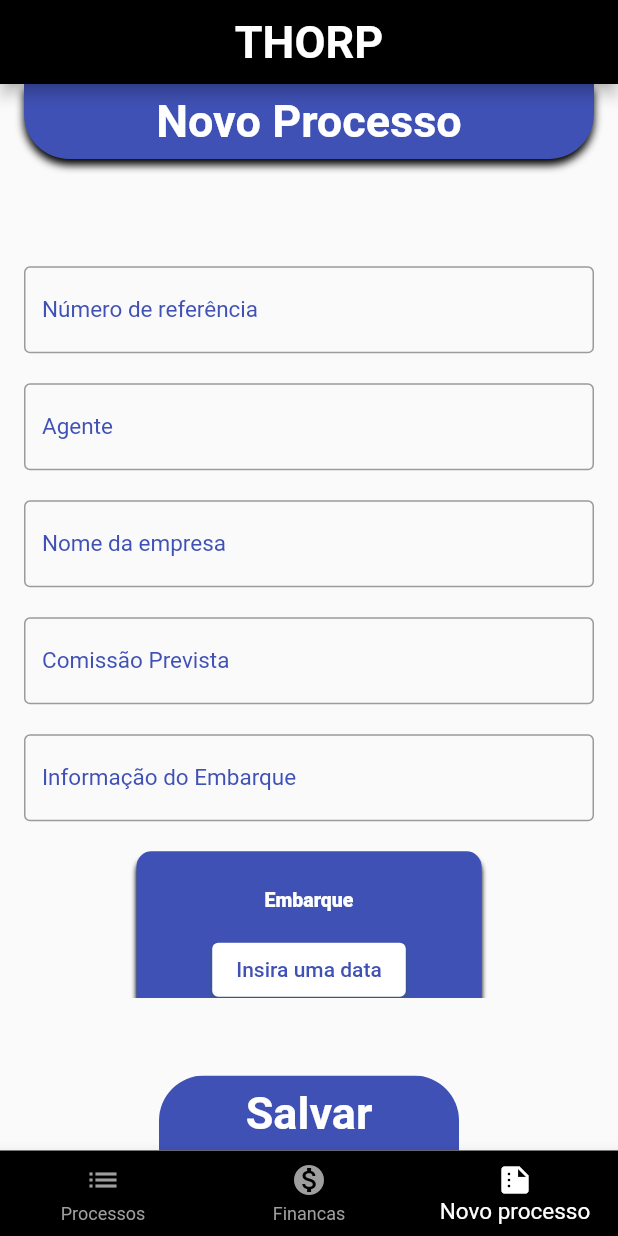
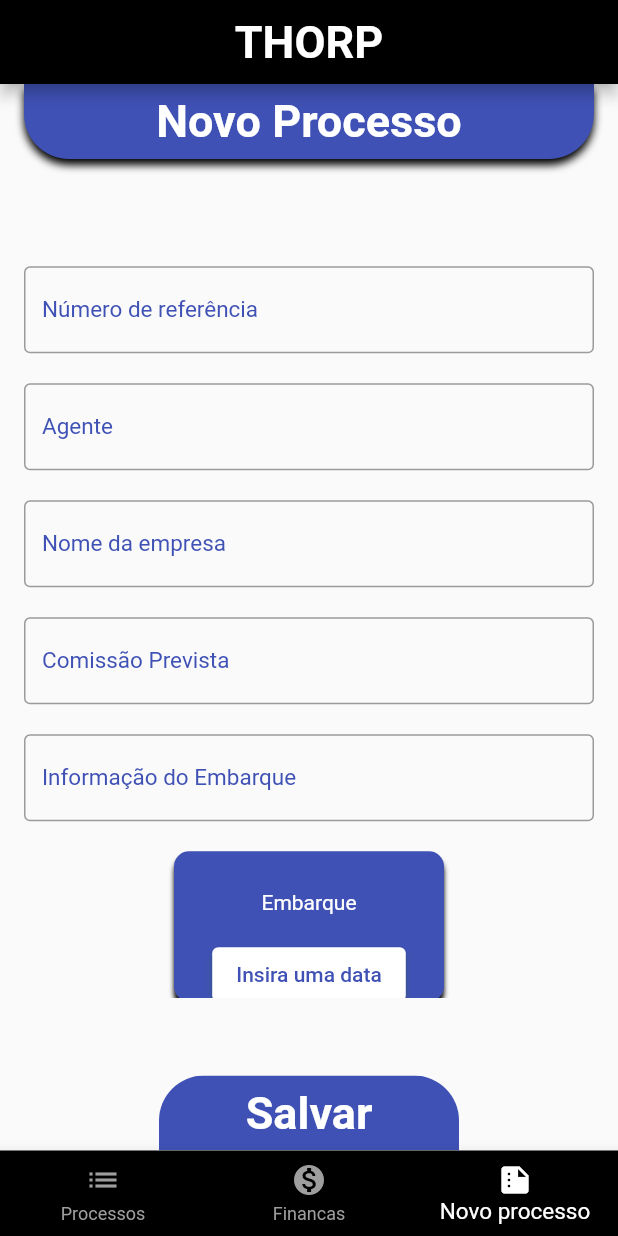
Before and after one commit to Dan-Canuto/Flutter, a Flutter app: the screen it shows after launch, item 3 of the bottom bar chosen, on a phone screen of 412 x 824 dp. Run offline on Flutter 3.47's test engine with Material 2 defaults, Android fonts, the phone set to English and light mode, and no system bars; our stand-ins replace calendar_date_picker2, cloud_firestore, firebase_core, flutter_slidable, shared_preferences; missing offline and left inert: dart:ffi, dart:html; accounts and stored records are empty.

Commit message:
alterações

```diff
--- a/Aplicativos/thorp_gerenciamento/lib/main.dart
+++ b/Aplicativos/thorp_gerenciamento/lib/main.dart
@@ -12,6 +12,7 @@ Future<void> main() async {
   await Firebase.initializeApp(
     options: DefaultFirebaseOptions.currentPlatform,
   );
+  var db = FirebaseFirestore.instance;
   runApp(const MaterialApp(
     home: Home(),
   ));
--- a/Aplicativos/thorp_gerenciamento/lib/models/processos.dart
+++ b/Aplicativos/thorp_gerenciamento/lib/models/processos.dart
@@ -1,21 +1,23 @@
 import 'dart:ffi';
+
+import 'package:cloud_firestore/cloud_firestore.dart';
 
 class Processos {
   final String referencia;
   final String agente;
   final String empresa;
 
-  final DateTime dataEmbarque;
-  final DateTime dataPrevChegada;
-  late DateTime? dataChegada;
-  late DateTime? dataPagamento;
+  final Timestamp dataEmbarque;
+  final Timestamp dataPrevChegada;
+  late Timestamp? dataChegada;
+  late Timestamp? dataPagamento;
 
   bool statusChegada = false;
   late List infoEmbarque;
 
   //Financeiro
-  final Double valorPrevisto;
-  final DateTime dataPrevPagamento;
+  final String valorPrevisto;
+  final Timestamp dataPrevPagamento;
   bool statusPagamento = false;
 
   Processos(this.referencia, this.agente, this.empresa, this.dataEmbarque,
@@ -25,30 +27,30 @@ class Processos {
       : referencia = json['referencia'],
         agente = json['agente'],
         empresa = json['empresa'],
-        dataEmbarque = DateTime.parse(json['dataEmbarque']),
-        dataPrevChegada = DateTime.parse(json['dataPrevChegada']),
+        dataEmbarque = json['dataEmbarque'],
+        dataPrevChegada = json['dataPrevChegada'],
         dataChegada = null,
         dataPagamento = null,
         statusChegada = json['statusChegada'],
         statusPagamento = json['statusPagamento'],
         infoEmbarque = json['infoEmbarque'],
         valorPrevisto = json['valorPrevisto'],
-        dataPrevPagamento = DateTime.parse(json['dataPrevPagamento']);
+        dataPrevPagamento = json['dataPrevPagamento'];
 
   Map<String, dynamic> toJson() {
     return {
       'referencia': referencia,
       'agente': agente,
       'empresa': empresa,
-      'dataEmbarque': dataEmbarque.toIso8601String(),
-      'dataPrevChegada': dataPrevChegada.toIso8601String(),
+      'dataEmbarque': dataEmbarque,
+      'dataPrevChegada': dataPrevChegada,
       'dataChegada': dataChegada,
       'dataPagamento': dataPagamento,
       'statusChegada': statusChegada,
       'statusPagamento': statusPagamento,
       'infoEmbarque': infoEmbarque,
       'valorPrevisto': valorPrevisto,
-      'dataPrevPagamento': dataPrevPagamento.toIso8601String(),
+      'dataPrevPagamento': dataPrevPagamento,
     };
   }
 }
--- a/Aplicativos/thorp_gerenciamento/lib/pages/new_page.dart
+++ b/Aplicativos/thorp_gerenciamento/lib/pages/new_page.dart
@@ -6,6 +6,7 @@ import 'package:flutter/material.dart';
 import 'package:flutter/src/widgets/framework.dart';
 import 'package:flutter/src/widgets/placeholder.dart';
 import 'package:intl/intl.dart';
+import 'package:thorp_gerenciamento/models/processos.dart';
 
 class NewPage extends StatefulWidget {
   const NewPage({super.key});
@@ -245,10 +246,9 @@ class _NewPageState extends State<NewPage> {
                     ),
                   ),
                   Container(
-                    padding: const EdgeInsets.symmetric(vertical: 10),
-                    margin: const EdgeInsets.symmetric(
-                        horizontal: 75, vertical: 20),
-                    height: 120,
+                    margin: const EdgeInsets.fromLTRB(100, 20, 100, 0),
+                    padding: const EdgeInsets.all(10),
+                    height: 100,
                     decoration: const BoxDecoration(
                         color: Colors.indigo,
                         borderRadius: BorderRadius.all(
@@ -260,15 +260,12 @@ class _NewPageState extends State<NewPage> {
                             blurRadius: 2,
                             offset: Offset(0, 4),
                           ),
-                      ],
-                    ),
+                        ]),
                     child: Column(
                       children: [
                         const Text(
                           "\nEmbarque\n",
                           style: TextStyle(
-                            fontWeight: FontWeight.w800,
-                            fontSize: 13,
                             color: Colors.white,
                           ),
                         ),
@@ -312,10 +309,9 @@ class _NewPageState extends State<NewPage> {
                     ),
                   ),
                   Container(
-                    padding: const EdgeInsets.symmetric(vertical: 10),
-                    margin: const EdgeInsets.symmetric(
-                        horizontal: 75, vertical: 20),
-                    height: 120,
+                    margin: const EdgeInsets.fromLTRB(100, 20, 100, 0),
+                    padding: const EdgeInsets.all(10),
+                    height: 100,
                     decoration: const BoxDecoration(
                         color: Colors.indigo,
                         borderRadius: BorderRadius.all(
@@ -327,16 +323,78 @@ class _NewPageState extends State<NewPage> {
                             blurRadius: 2,
                             offset: Offset(0, 4),
                           ),
+                        ]),
+                    child: Column(
+                      children: [
+                        const Text(
+                          "\nPrev. de Chegada\n",
+                          textAlign: TextAlign.center,
+                          style: TextStyle(
+                            color: Colors.white,
+                          ),
+                        ),
+                        ElevatedButton(
+                          style: ElevatedButton.styleFrom(
+                            backgroundColor: Colors.white,
+                            shadowColor: Colors.green,
+                          ),
+                          onPressed: () async {
+                            final value = await showCalendarDatePicker2Dialog(
+                              config:
+                                  CalendarDatePicker2WithActionButtonsConfig(),
+                              value: [
+                                _dtPrevChegada == null
+                                    ? DateTime.now()
+                                    : _dtimePrevChegada!.toDate()
+                              ],
+                              context: context,
+                              dialogSize: const Size(325, 400),
+                            );
+                            if (value != null) {
+                              setState(() {
+                                _dtPrevChegada =
+                                    DateFormat('dd/MM/yyyy').format(value[0]!);
+
+                                _dtimePrevChegada =
+                                    Timestamp.fromDate(value[0]!);
+                              });
+                            }
+                          },
+                          child: Text(
+                            _dtPrevChegada == null
+                                ? "Insira uma data"
+                                : _dtPrevChegada!,
+                            style: const TextStyle(
+                              color: Colors.indigo,
+                            ),
+                            textAlign: TextAlign.center,
+                          ),
+                        ),
                       ],
                     ),
+                  ),
+                  Container(
+                    margin: const EdgeInsets.fromLTRB(100, 20, 100, 20),
+                    padding: const EdgeInsets.all(10),
+                    height: 100,
+                    decoration: const BoxDecoration(
+                        color: Colors.indigo,
+                        borderRadius: BorderRadius.all(
+                          Radius.circular(10),
+                        ),
+                        boxShadow: [
+                          BoxShadow(
+                            color: Colors.black,
+                            blurRadius: 2,
+                            offset: Offset(0, 4),
+                          ),
+                        ]),
                     child: Column(
                       children: [
                         const Text(
                           "\nPrev. de Pagamento\n",
                           textAlign: TextAlign.center,
                           style: TextStyle(
-                            fontSize: 13,
-                            fontWeight: FontWeight.w800,
                             color: Colors.white,
                           ),
                         ),
@@ -380,75 +438,6 @@ class _NewPageState extends State<NewPage> {
                       ],
                     ),
                   ),
-                  Container(
-                    padding: const EdgeInsets.symmetric(vertical: 10),
-                    margin: const EdgeInsets.symmetric(
-                        horizontal: 75, vertical: 20),
-                    height: 120,
-                    decoration: const BoxDecoration(
-                      color: Colors.indigo,
-                      borderRadius: BorderRadius.all(
-                        Radius.circular(10),
-                      ),
-                      boxShadow: [
-                        BoxShadow(
-                          color: Colors.black,
-                          blurRadius: 2,
-                          offset: Offset(0, 4),
-                        ),
-                      ],
-                    ),
-                    child: Column(
-                      children: [
-                        const Text(
-                          "\nPrev. de Chegada\n",
-                          textAlign: TextAlign.center,
-                          style: TextStyle(
-                            fontSize: 13,
-                            fontWeight: FontWeight.w800,
-                            color: Colors.white,
-                          ),
-                        ),
-                        ElevatedButton(
-                          style: ElevatedButton.styleFrom(
-                            backgroundColor: Colors.white,
-                            shadowColor: Colors.green,
-                          ),
-                          onPressed: () async {
-                            final value = await showCalendarDatePicker2Dialog(
-                              config:
-                                  CalendarDatePicker2WithActionButtonsConfig(),
-                              value: [
-                                _dtPrevChegada == null
-                                    ? DateTime.now()
-                                    : _dtimePrevChegada!.toDate()
-                              ],
-                              context: context,
-                              dialogSize: const Size(325, 400),
-                            );
-                            if (value != null) {
-                              setState(() {
-                                _dtPrevChegada =
-                                    DateFormat('dd/MM/yyyy').format(value[0]!);
-
-                                _dtimePrevChegada =
-                                    Timestamp.fromDate(value[0]!);
-                              });
-                            }
-                          },
-                          child: Text(
-                            _dtPrevChegada == null
-                                ? "Insira uma data"
-                                : _dtPrevChegada!,
-                            style: const TextStyle(
-                              color: Colors.indigo,
-                            ),
-                            textAlign: TextAlign.center,
-                          ),
-                        ),
-                      ],
-                    ),
-                  ),
                 ],
               ),
             ),
@@ -483,6 +472,7 @@ class _NewPageState extends State<NewPage> {
                       ScaffoldMessenger.of(context).showSnackBar(
                         const SnackBar(content: Text('Processing Data')),
                       );
+
                       String referencia = RefController.text;
                       String agente = AgtController.text;
                       String empresa = EmpController.text;
@@ -491,11 +481,21 @@ class _NewPageState extends State<NewPage> {
                       String dtEmbarque = _dtEmbarque!;
                       String dtPrevChegada = _dtPrevChegada!;
                       String dtPrevPagamento = _dtPrevPagamento!;
+
+                      Processos newProc = Processos(
+                          referencia,
+                          agente,
+                          empresa,
+                          _dtimeEmbarque!,
+                          _dtimePrevChegada!,
+                          comiss,
+                          _dtimePrevPagamento!);
+
                       print(
                           "$referencia \n $agente \n $empresa \n $comiss \n $infoEmbarque \n $dtEmbarque \n $dtPrevChegada \n $dtPrevPagamento");
                     } else {
                       String? text = !validatorPagamento
-                          ? "Data de Pagamento não selecionada"
+                          ? "\nData de Pagamento não selecionada"
                           : "";
                       String? text1 = !validatorChegada
                           ? "\nData de Chegada não selecionada"
```
Also changed, not shown: Aplicativos/thorp_gerenciamento/lib/database/processos_database.dart (added, +13 -0 lines). Lines whose indentation alone changed are shown as unchanged.
